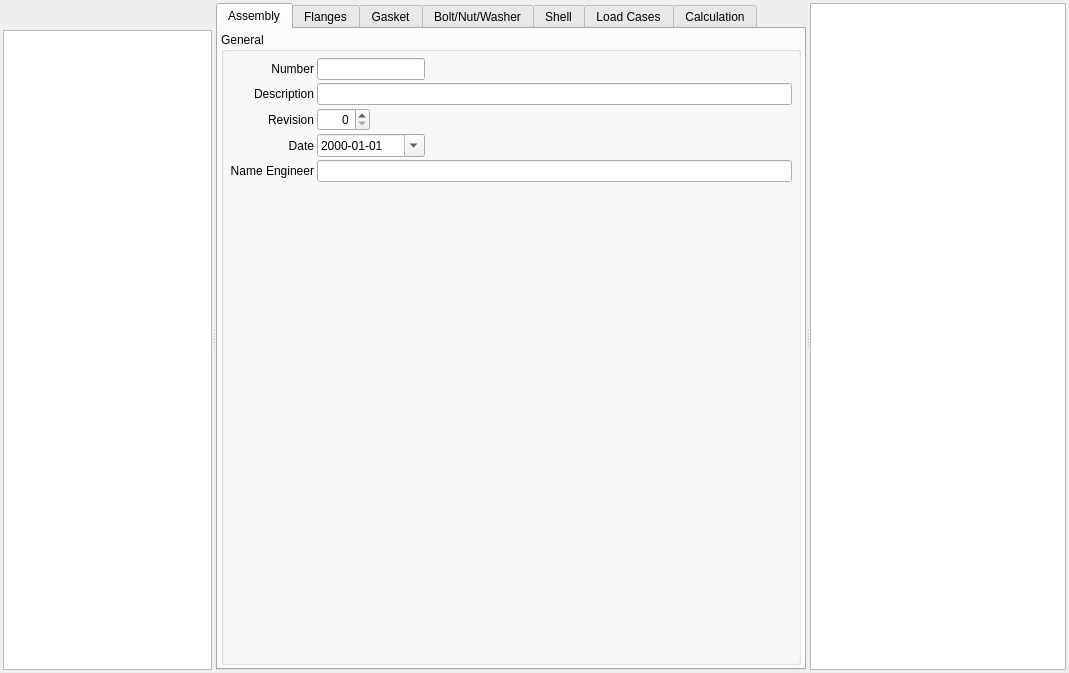
Old version of the form pcalc/src/gui/pcalc_en1591widget.ui in the repository hermixy/biluna.
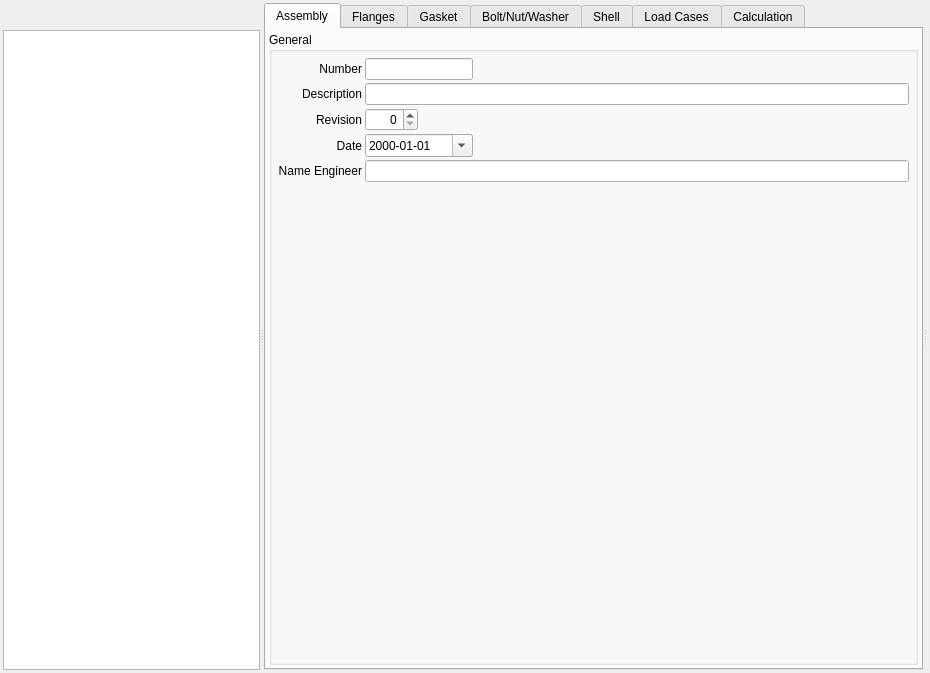
New version of the form. Icons and pictures are not drawn. Custom widgets are drawn as their Qt base class.

What changed in the file:
```diff
--- a/pcalc/src/gui/pcalc_en1591widget.ui
+++ b/pcalc/src/gui/pcalc_en1591widget.ui
@@ -6,8 +6,8 @@
    <rect>
     <x>0</x>
     <y>0</y>
-    <width>1069</width>
-    <height>608</height>
+    <width>930</width>
+    <height>632</height>
    </rect>
   </property>
   <property name="windowTitle">
@@ -4584,13 +4584,12 @@
         </layout>
        </widget>
       </widget>
-      <widget class="QGraphicsView" name="graphicsView">
-       <property name="sizePolicy">
-        <sizepolicy hsizetype="MinimumExpanding" vsizetype="Expanding">
-         <horstretch>0</horstretch>
-         <verstretch>0</verstretch>
-        </sizepolicy>
-       </property>
+      <widget class="QWidget" name="verticalLayoutWidget">
+       <layout class="QVBoxLayout" name="cadLayout">
+        <property name="spacing">
+         <number>0</number>
+        </property>
+       </layout>
       </widget>
      </widget>
     </widget>
```
Left out of the diff: 4 changed lines with no effect on the pictures.
